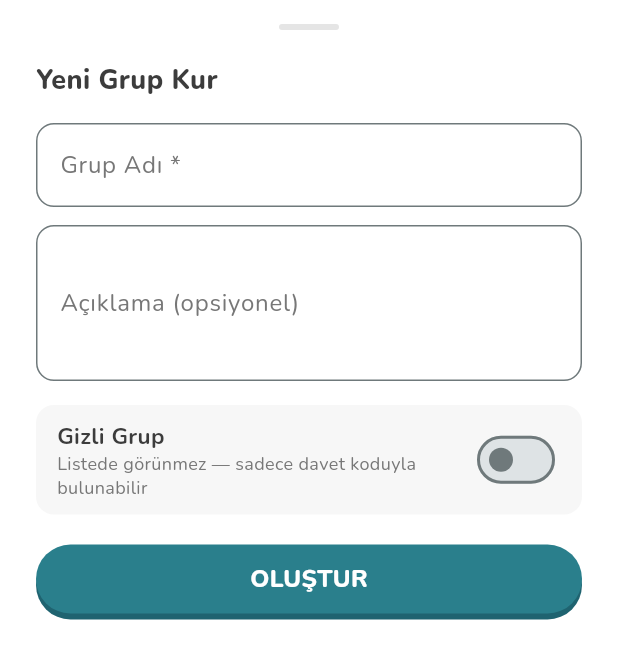
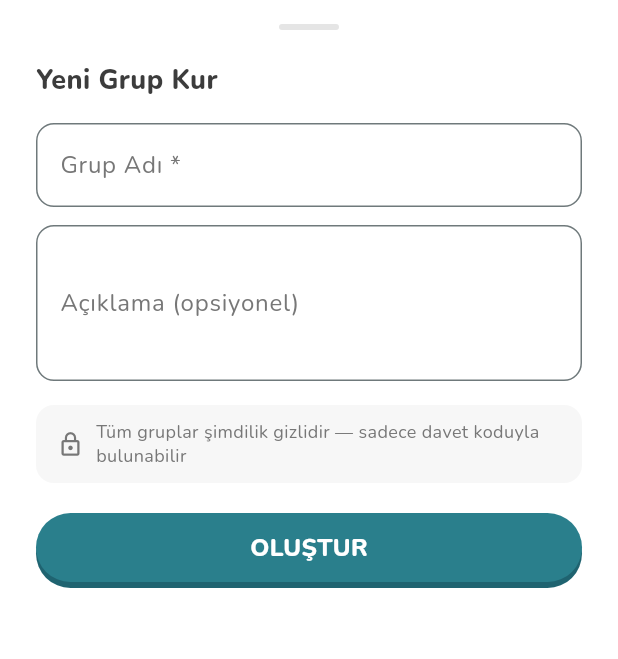
Before and after one commit to affanbugra/Vird-App, a Flutter app: the _CreateTeamSheet widget shown alone on an empty page, opened directly with empty values, on a phone screen of 412 x 824 dp. Shown: the top 659 px of the screen. Run offline on Flutter 3.47's test engine with Material 3 defaults, Android fonts, the phone set to English and light mode, and no system bars; our stand-ins replace cloud_firestore, dropdown_search, firebase_auth, firebase_core, flutter_local_notifications, google_fonts and 2 more; accounts and stored records are empty; network calls fail.

Commit message:
fix: ekip silme navigasyon + seri dinamik + gruplar zorla gizli
- ekip_profil_screen: navigator/messenger async öncesi yakalanıyor,
  silme sonrası Ekipler sekmesine doğru dönülüyor
- ekip_profil_screen: Firestore rules güncellendi — users teamId field
  update yetkisi isAuth() ile genişletildi; teams/requests subcollection
  kuralı eklendi
- ekipler_screen: _CreateTeamSheet gizlilik toggle kaldırıldı,
  tüm yeni gruplar isPrivate=true olarak oluşturuluyor
- seri_calculator, log_history_sheet, hatim_heat_map_sheet: log silince
  seri yeniden hesaplanıyor

Co-Authored-By: Claude Sonnet 4.6 <noreply@anthropic.com>

```diff
--- a/lib/screens/ekip_profil_screen.dart
+++ b/lib/screens/ekip_profil_screen.dart
@@ -318,6 +318,9 @@ class _EkipProfilScreenState extends State<EkipProfilScreen> {
   }
 
   Future<void> _deleteTeam(BuildContext context) async {
+    final navigator = Navigator.of(context);
+    final messenger = ScaffoldMessenger.of(context);
+
     final confirmed = await showDialog<bool>(
       context: context,
       builder: (_) => AlertDialog(
@@ -362,14 +365,12 @@ class _EkipProfilScreenState extends State<EkipProfilScreen> {
       batch.delete(db.collection('teams').doc(widget.teamId));
       await batch.commit();
 
-      if (mounted) Navigator.of(context).popUntil((r) => r.isFirst);
+      navigator.pop();
     } catch (e) {
-      if (mounted) {
-        ScaffoldMessenger.of(context).showSnackBar(SnackBar(
-          content: Text('Hata: $e', style: GoogleFonts.nunito()),
-          backgroundColor: AppColors.errorRed,
-        ));
-      }
+      messenger.showSnackBar(SnackBar(
+        content: Text('Hata: $e', style: GoogleFonts.nunito()),
+        backgroundColor: AppColors.errorRed,
+      ));
     }
   }
 
--- a/lib/screens/ekipler_screen.dart
+++ b/lib/screens/ekipler_screen.dart
@@ -442,7 +442,7 @@ class _CreateTeamSheet extends StatefulWidget {
 class _CreateTeamSheetState extends State<_CreateTeamSheet> {
   final _nameCtrl = TextEditingController();
   final _descCtrl = TextEditingController();
-  bool _isPrivate = false;
+  final bool _isPrivate = true;
   bool _isLoading = false;
 
   @override
@@ -580,34 +580,17 @@ class _CreateTeamSheetState extends State<_CreateTeamSheet> {
             ),
             child: Row(
               children: [
+                const Icon(Icons.lock_outline, size: 18, color: AppColors.textMid),
+                const SizedBox(width: 8),
                 Expanded(
-                  child: Column(
-                    crossAxisAlignment: CrossAxisAlignment.start,
-                    children: [
-                      Text(
-                        'Gizli Grup',
-                        style: GoogleFonts.nunito(
-                          fontSize: 15,
-                          fontWeight: FontWeight.w700,
-                          color: AppColors.textDark,
-                        ),
-                      ),
-                      Text(
-                        'Listede görünmez — sadece davet koduyla bulunabilir',
-                        style: GoogleFonts.nunito(
-                          fontSize: 12,
-                          color: AppColors.textMid,
-                          height: 1.3,
-                        ),
-                      ),
-                    ],
+                  child: Text(
+                    'Tüm gruplar şimdilik gizlidir — sadece davet koduyla bulunabilir',
+                    style: GoogleFonts.nunito(
+                      fontSize: 12,
+                      color: AppColors.textMid,
+                      height: 1.3,
+                    ),
                   ),
-                ),
-                Switch(
-                  value: _isPrivate,
-                  onChanged: (v) => setState(() => _isPrivate = v),
-                  activeThumbColor: AppColors.teal,
-                  activeTrackColor: AppColors.teal.withValues(alpha: 0.4),
                 ),
               ],
             ),
```
Also changed, not shown: 1 other file.
